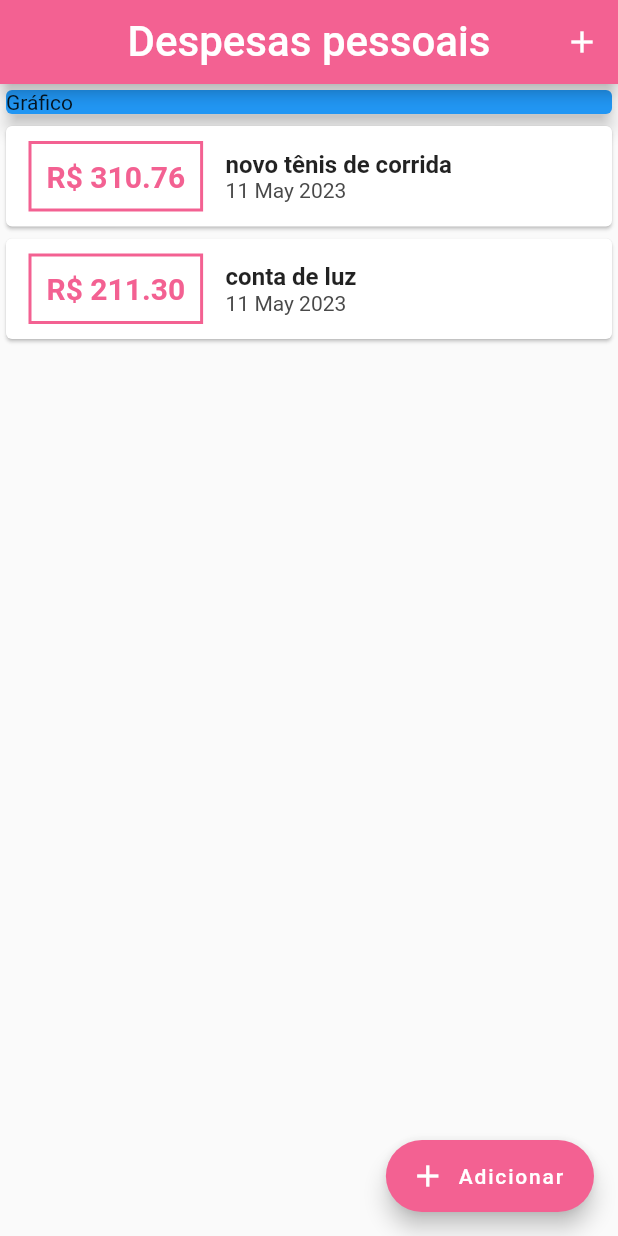
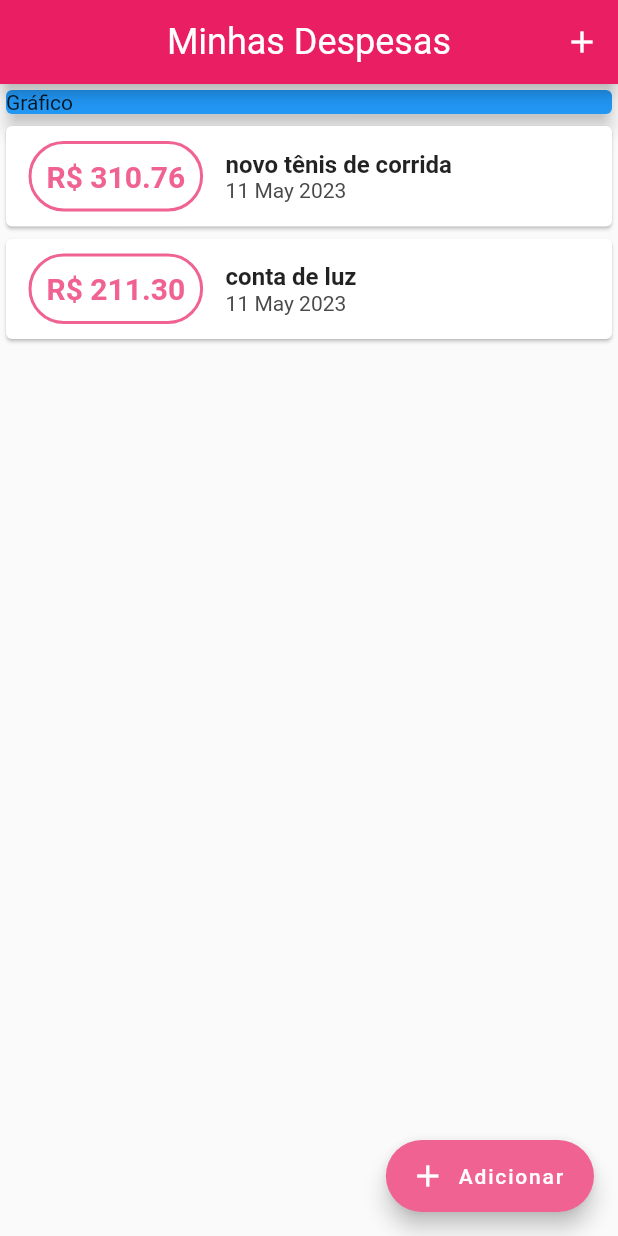
Before and after one commit to fabriciosuhet/expenses, a Flutter app: the screen it shows after launch, on a phone screen of 412 x 824 dp. Run offline on Flutter 3.47's test engine with Material 2 defaults, Android fonts, the phone set to English and light mode, and no system bars; Roboto replaces fonts that are missing (OpenSans, Quicksand).

Commit message:
Estilizando campos, mudando fonte

```diff
--- a/lib/components/transaction_list.dart
+++ b/lib/components/transaction_list.dart
@@ -25,17 +25,18 @@ class TranscationList extends StatelessWidget {
                   ),
                   decoration: BoxDecoration(
                     border: Border.all(
-                      color: const Color.fromARGB(255, 243, 97, 146),
+                      color: Theme.of(context).colorScheme.secondary,
                       width: 2,
                     ),
+                    borderRadius: BorderRadius.circular(25),
                   ),
                   padding: const EdgeInsets.all(10),
                   child: Text(
                     'R\$ ${tr.value!.toStringAsFixed(2)}',
-                    style: const TextStyle(
+                    style: TextStyle(
                       fontWeight: FontWeight.bold,
                       fontSize: 20,
-                      color: Color.fromARGB(255, 243, 97, 146),
+                      color: Theme.of(context).colorScheme.secondary,
                     ),
                   ),
                 ),
--- a/lib/main.dart
+++ b/lib/main.dart
@@ -13,9 +13,20 @@ class ExpensesApp extends StatelessWidget {
 
   @override
   Widget build(BuildContext context) {
-    return const MaterialApp(
+    return MaterialApp(
       debugShowCheckedModeBanner: false,
-      home: MyHomePage(),
+      home: const MyHomePage(),
+      theme: ThemeData(
+        colorScheme: ColorScheme.fromSwatch(primarySwatch: Colors.pink)
+            .copyWith(secondary: Colors.pink[300]),
+            fontFamily: 'Quicksand',
+            appBarTheme: const AppBarTheme(
+              titleTextStyle: TextStyle(
+                fontFamily: 'OpenSans',
+                fontSize: 20,
+              )
+            ),
+      ),
     );
   }
 }
@@ -54,13 +65,15 @@ class _MyHomePageState extends State<MyHomePage> {
     setState(() {
       _transactions.add(newTransaction);
     });
+
+    Navigator.of(context).pop();
   }
 
   _openTransactionFormModal(BuildContext context) {
     showModalBottomSheet(
       context: context,
       builder: (_) {
-        return TransactionForm(onSubmit:  null!);
+        return TransactionForm(onSubmit: _addTransaction);
       },
     );
   }
@@ -69,7 +82,6 @@ class _MyHomePageState extends State<MyHomePage> {
   Widget build(BuildContext context) {
     return Scaffold(
       appBar: AppBar(
-        backgroundColor: const Color.fromARGB(255, 243, 97, 146),
         actions: [
           IconButton(
             onPressed: () => _openTransactionFormModal(context),
@@ -78,15 +90,15 @@ class _MyHomePageState extends State<MyHomePage> {
         ],
         centerTitle: true,
         title: const Text(
-          'Despesas pessoais',
-          style: TextStyle(fontSize: 28),
+          'Minhas Despesas',
+          style: TextStyle(fontSize: 24,),
         ),
       ),
       body: SingleChildScrollView(
         child: Column(
           crossAxisAlignment: CrossAxisAlignment.stretch,
           children: [
-            const SizedBox (
+            const SizedBox(
               width: double.infinity,
               child: Card(
                 color: Colors.blue,
@@ -100,7 +112,6 @@ class _MyHomePageState extends State<MyHomePage> {
       ),
       floatingActionButton: FloatingActionButton.extended(
         onPressed: () => _openTransactionFormModal(context),
-        backgroundColor: const Color.fromARGB(255, 243, 97, 146),
         label: const Text('Adicionar'),
         icon: const Icon(Icons.add),
       ),
```
Also changed, not shown: lib/components/transaction_form.dart (+13 -7 lines).
